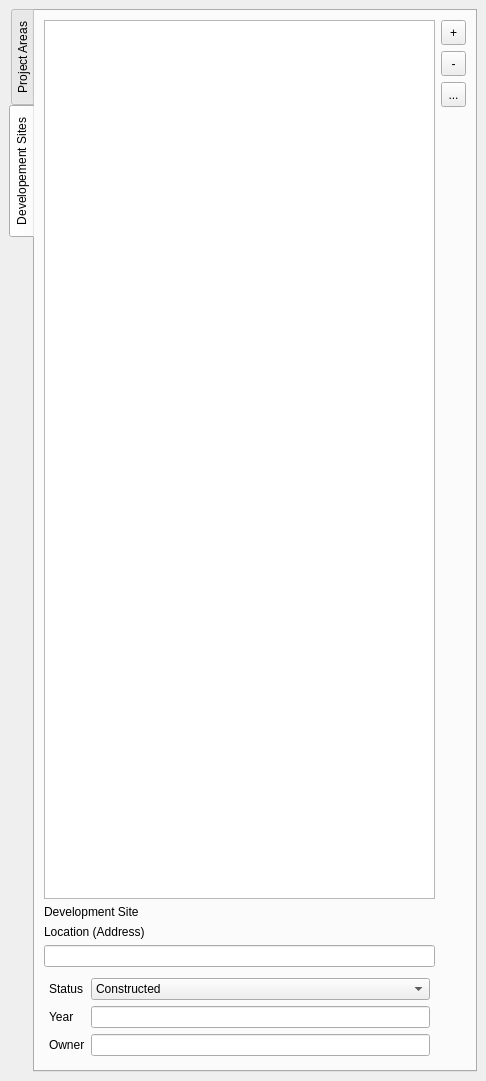
north-road/QCity, file qcity/ui/dockwidget_main.ui: the form before one commit.
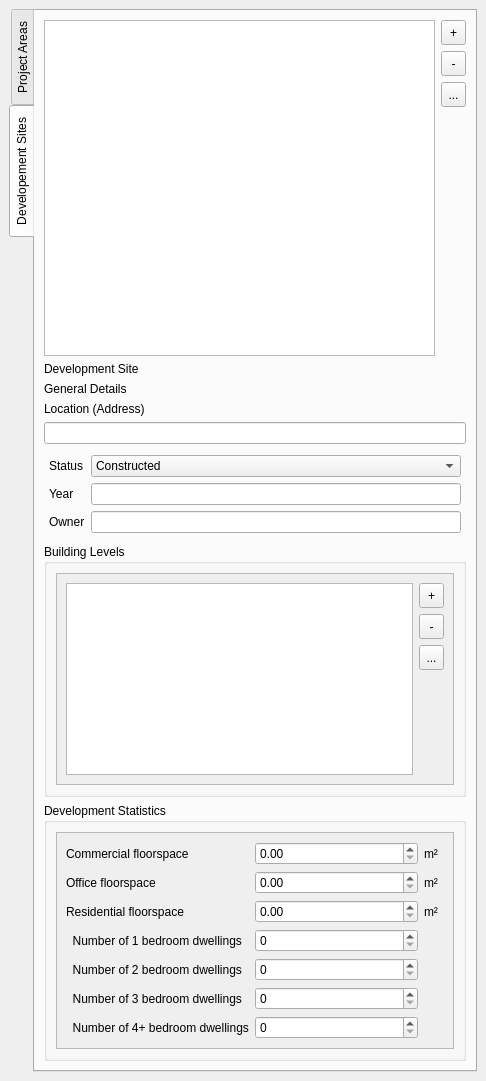
The form after the commit. The open tabs and pages were chosen to show the change. Custom widgets are drawn as their Qt base class.

Commit message: Add building levels

Patch:
```diff
--- a/qcity/ui/dockwidget_main.ui
+++ b/qcity/ui/dockwidget_main.ui
@@ -588,23 +588,128 @@
         <string>Developement Sites</string>
        </attribute>
        <layout class="QGridLayout" name="gridLayout_2">
-        <item row="0" column="0">
-         <layout class="QGridLayout" name="gridLayout_project_area_2">
-          <item row="8" column="0">
-           <widget class="QLabel" name="label_development_site_address">
-            <property name="text">
-             <string>Location (Address)</string>
+        <item row="1" column="0">
+         <layout class="QGridLayout" name="gridLayout_4">
+          <property name="leftMargin">
+           <number>0</number>
+          </property>
+          <property name="topMargin">
+           <number>0</number>
+          </property>
+          <property name="rightMargin">
+           <number>0</number>
+          </property>
+          <property name="bottomMargin">
+           <number>0</number>
+          </property>
+          <item row="2" column="0">
+           <widget class="QLineEdit" name="lineEdit_development_site_address"/>
+          </item>
+          <item row="4" column="0">
+           <widget class="QgsCollapsibleGroupBox" name="collapsibleGroupBox_building_levels">
+            <property name="title">
+             <string>Building Levels</string>
             </property>
+            <layout class="QGridLayout" name="gridLayout_10">
+             <item row="0" column="0">
+              <widget class="QScrollArea" name="scrollArea">
+               <property name="widgetResizable">
+                <bool>true</bool>
+               </property>
+               <widget class="QWidget" name="scrollAreaWidgetContents">
+                <property name="geometry">
+                 <rect>
+                  <x>0</x>
+                  <y>0</y>
+                  <width>390</width>
+                  <height>212</height>
+                 </rect>
+                </property>
+                <layout class="QGridLayout" name="gridLayout_14">
+                 <item row="0" column="0">
+                  <layout class="QGridLayout" name="gridLayout_13">
+                   <item row="0" column="0">
+                    <widget class="QListWidget" name="listWidget_building_levels"/>
+                   </item>
+                  </layout>
+                 </item>
+                 <item row="0" column="1">
+                  <layout class="QVBoxLayout" name="verticalLayout_4">
+                   <item>
+                    <widget class="QToolButton" name="toolButton_building_level_add">
+                     <property name="minimumSize">
+                      <size>
+                       <width>25</width>
+                       <height>25</height>
+                      </size>
+                     </property>
+                     <property name="text">
+                      <string>+</string>
+                     </property>
+                    </widget>
+                   </item>
+                   <item>
+                    <widget class="QToolButton" name="toolButton_building_level_remove">
+                     <property name="sizePolicy">
+                      <sizepolicy hsizetype="Fixed" vsizetype="Fixed">
+                       <horstretch>0</horstretch>
+                       <verstretch>0</verstretch>
+                      </sizepolicy>
+                     </property>
+                     <property name="minimumSize">
+                      <size>
+                       <width>25</width>
+                       <height>25</height>
+                      </size>
+                     </property>
+                     <property name="text">
+                      <string>-</string>
+                     </property>
+                    </widget>
+                   </item>
+                   <item>
+                    <widget class="QToolButton" name="toolButton_building_level_rename">
+                     <property name="minimumSize">
+                      <size>
+                       <width>25</width>
+                       <height>25</height>
+                      </size>
+                     </property>
+                     <property name="text">
+                      <string>...</string>
+                     </property>
+                    </widget>
+                   </item>
+                   <item>
+                    <spacer name="verticalSpacer_4">
+                     <property name="orientation">
+                      <enum>Qt::Vertical</enum>
+                     </property>
+                     <property name="sizeHint" stdset="0">
+                      <size>
+                       <width>20</width>
+                       <height>40</height>
+                      </size>
+                     </property>
+                    </spacer>
+                   </item>
+                  </layout>
+                 </item>
+                </layout>
+               </widget>
+              </widget>
+             </item>
+            </layout>
            </widget>
           </item>
-          <item row="7" column="0">
-           <widget class="QLabel" name="label_current_development_site">
+          <item row="0" column="0">
+           <widget class="QLabel" name="label_21">
             <property name="text">
-             <string>Development Site</string>
+             <string>General Details</string>
             </property>
            </widget>
           </item>
-          <item row="10" column="0">
+          <item row="3" column="0">
            <layout class="QFormLayout" name="formLayout">
             <property name="leftMargin">
              <number>5</number>
@@ -666,9 +771,170 @@
             </item>
            </layout>
           </item>
+          <item row="1" column="0">
+           <widget class="QLabel" name="label_development_site_address">
+            <property name="text">
+             <string>Location (Address)</string>
+            </property>
+           </widget>
+          </item>
+          <item row="5" column="0">
+           <widget class="QgsCollapsibleGroupBox" name="collapsibleGroupBox_development_statistics">
+            <property name="title">
+             <string>Development Statistics</string>
+            </property>
+            <layout class="QGridLayout" name="gridLayout_11">
+             <item row="0" column="0">
+              <widget class="QScrollArea" name="scrollArea_2">
+               <property name="widgetResizable">
+                <bool>true</bool>
+               </property>
+               <widget class="QWidget" name="scrollAreaWidgetContents_2">
+                <property name="geometry">
+                 <rect>
+                  <x>0</x>
+                  <y>0</y>
+                  <width>390</width>
+                  <height>243</height>
+                 </rect>
+                </property>
+                <layout class="QGridLayout" name="gridLayout_15">
+                 <item row="0" column="0">
+                  <widget class="QLabel" name="label_22">
+                   <property name="text">
+                    <string>Commercial floorspace</string>
+                   </property>
+                  </widget>
+                 </item>
+                 <item row="0" column="1">
+                  <widget class="QDoubleSpinBox" name="doubleSpinBox_commercia_floorspace"/>
+                 </item>
+                 <item row="0" column="2">
+                  <widget class="QLabel" name="label_29">
+                   <property name="maximumSize">
+                    <size>
+                     <width>20</width>
+                     <height>16777215</height>
+                    </size>
+                   </property>
+                   <property name="text">
+                    <string>m²</string>
+                   </property>
+                  </widget>
+                 </item>
+                 <item row="1" column="0">
+                  <widget class="QLabel" name="label_23">
+                   <property name="text">
+                    <string>Office floorspace</string>
+                   </property>
+                  </widget>
+                 </item>
+                 <item row="1" column="1">
+                  <widget class="QDoubleSpinBox" name="doubleSpinBox_office_floorspace"/>
+                 </item>
+                 <item row="1" column="2">
+                  <widget class="QLabel" name="label_30">
+                   <property name="maximumSize">
+                    <size>
+                     <width>20</width>
+                     <height>16777215</height>
+                    </size>
+                   </property>
+                   <property name="text">
+                    <string>m²</string>
+                   </property>
+                  </widget>
+                 </item>
+                 <item row="2" column="0">
+                  <widget class="QLabel" name="label_24">
+                   <property name="text">
+                    <string>Residential floorspace</string>
+                   </property>
+                  </widget>
+                 </item>
+                 <item row="2" column="1">
+                  <widget class="QDoubleSpinBox" name="doubleSpinBox_residential_floorspace"/>
+                 </item>
+                 <item row="2" column="2">
+                  <widget class="QLabel" name="label_31">
+                   <property name="minimumSize">
+                    <size>
+                     <width>0</width>
+                     <height>0</height>
+                    </size>
+                   </property>
+                   <property name="maximumSize">
+                    <size>
+                     <width>20</width>
+                     <height>16777215</height>
+                    </size>
+                   </property>
+                   <property name="text">
+                    <string>m²</string>
+                   </property>
+                  </widget>
+                 </item>
+                 <item row="3" column="0">
+                  <widget class="QLabel" name="label_25">
+                   <property name="text">
+                    <string>  Number of 1 bedroom dwellings</string>
+                   </property>
+                  </widget>
+                 </item>
+                 <item row="3" column="1">
+                  <widget class="QSpinBox" name="spinBox_building_levels_1_bedroom_dwellings"/>
+                 </item>
+                 <item row="4" column="0">
+                  <widget class="QLabel" name="label_26">
+                   <property name="text">
+                    <string>  Number of 2 bedroom dwellings</string>
+                   </property>
+                  </widget>
+                 </item>
+                 <item row="4" column="1">
+                  <widget class="QSpinBox" name="spinBox_building_levels_2_bedroom_dwellings"/>
+                 </item>
+                 <item row="5" column="0">
+                  <widget class="QLabel" name="label_27">
+                   <property name="text">
+                    <string>  Number of 3 bedroom dwellings</string>
+                   </property>
+                  </widget>
+                 </item>
+                 <item row="5" column="1">
+                  <widget class="QSpinBox" name="spinBox_building_levels_3_bedroom_dwellings"/>
+                 </item>
+                 <item row="6" column="0">
+                  <widget class="QLabel" name="label_28">
+                   <property name="text">
+                    <string>  Number of 4+ bedroom dwellings</string>
+                   </property>
+                  </widget>
+                 </item>
+                 <item row="6" column="1">
+                  <widget class="QSpinBox" name="spinBox_building_levels_4_bedroom_dwellings"/>
+                 </item>
+                </layout>
+               </widget>
+              </widget>
+             </item>
+            </layout>
+           </widget>
+          </item>
+         </layout>
+        </item>
+        <item row="0" column="0">
+         <layout class="QGridLayout" name="gridLayout_project_area_2">
           <item row="4" column="0">
            <widget class="QListWidget" name="listWidget_development_sites"/>
           </item>
+          <item row="7" column="0">
+           <widget class="QLabel" name="label_current_development_site">
+            <property name="text">
+             <string>Development Site</string>
+            </property>
+           </widget>
+          </item>
           <item row="4" column="1">
            <layout class="QVBoxLayout" name="verticalLayout_2">
             <item>
@@ -731,9 +997,6 @@
             </item>
            </layout>
           </item>
-          <item row="9" column="0">
-           <widget class="QLineEdit" name="lineEdit_development_site_address"/>
-          </item>
          </layout>
         </item>
        </layout>
```
The commit also changes 6 other files.
